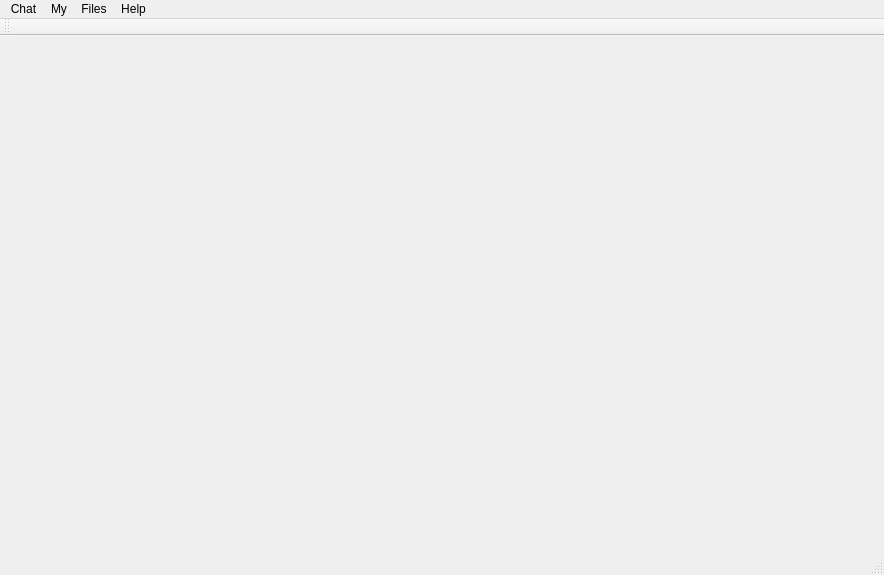
The window that mainwindow.ui (ZHZXOJ/Chat-user) describes before a commit, drawn with Qt 5.
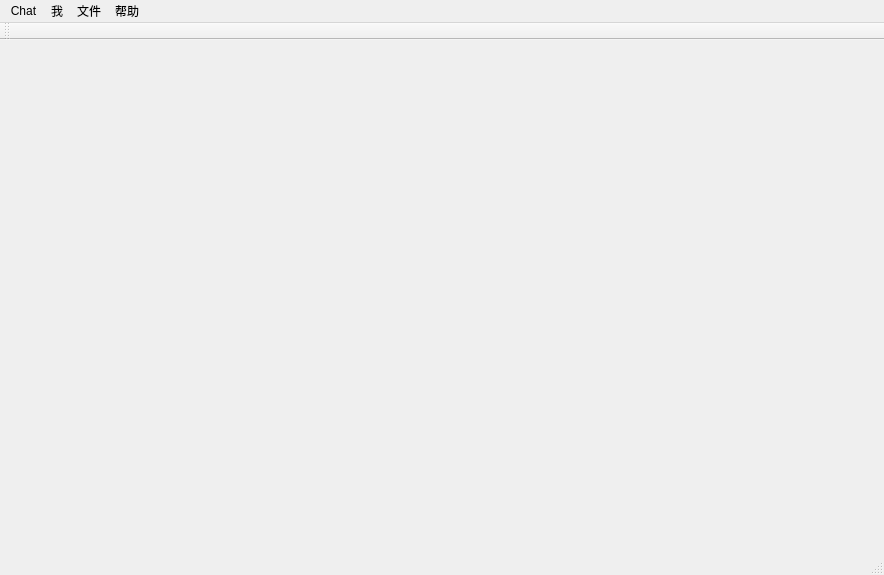
The same window after the commit.

```diff
--- a/mainwindow.ui
+++ b/mainwindow.ui
@@ -39,14 +39,14 @@
    </widget>
    <widget class="QMenu" name="menuMy">
     <property name="title">
-     <string>My</string>
+     <string>我</string>
     </property>
     <addaction name="actionSign_in"/>
     <addaction name="actionSign_out"/>
    </widget>
    <widget class="QMenu" name="menuFiles">
     <property name="title">
-     <string>Files</string>
+     <string>文件</string>
     </property>
     <widget class="QMenu" name="menuChat_Record">
      <property name="title">
@@ -66,7 +66,7 @@
    </widget>
    <widget class="QMenu" name="menuHelp">
     <property name="title">
-     <string>Help</string>
+     <string>帮助</string>
     </property>
     <addaction name="actionSystem_Information"/>
    </widget>
```
Left out of the diff: 41 changed lines with no effect on the pictures.
